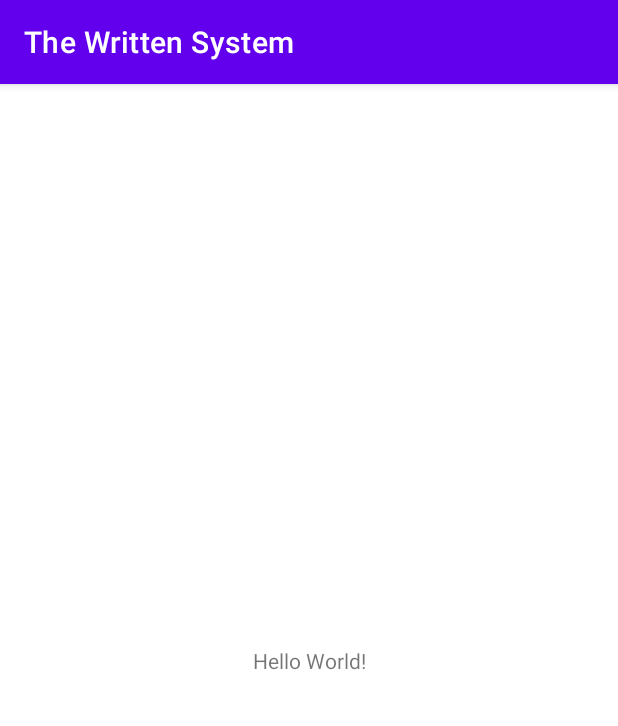
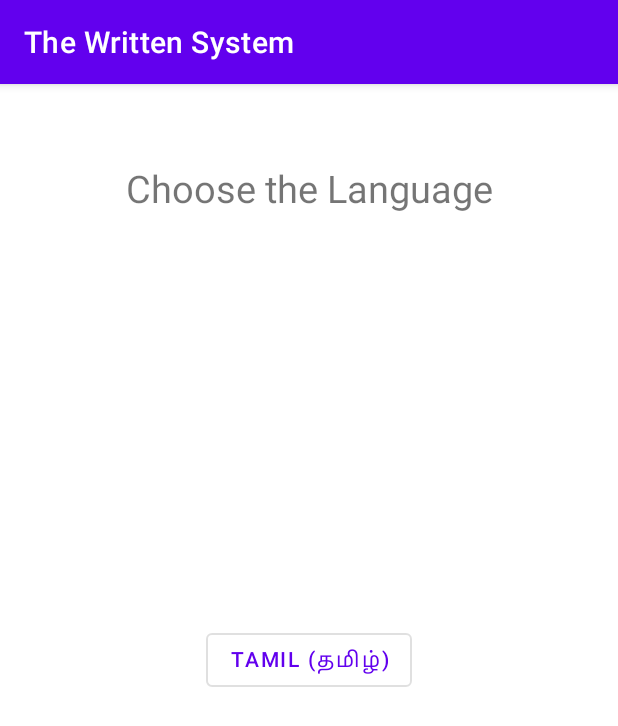
Before and after one commit to ArunJatesh/TheWrittenSystem, an Android app: the screen it shows after launch (MainActivity), on a phone screen of 412 x 824 dp. Shown: the top 726 px of the screen. Run offline under Robolectric (Android 15) with nearby library versions, the phone set to English and light mode, and no system bars; 1 statement that could not run was skipped.

Commit message:
Basic Navigation Added

```diff
--- /dev/null
+++ b/app/src/main/java/com/example/thewrittensystem/select_language.java
@@ -0,0 +1,49 @@
+package com.example.thewrittensystem;
+
+import android.os.Bundle;
+
+import androidx.annotation.NonNull;
+import androidx.annotation.Nullable;
+import androidx.fragment.app.Fragment;
+import androidx.navigation.NavController;
+import androidx.navigation.Navigation;
+
+import android.view.LayoutInflater;
+import android.view.View;
+import android.view.ViewGroup;
+import android.widget.Button;
+
+
+public class select_language extends Fragment {
+
+    @Override
+    public void onCreate(Bundle savedInstanceState) {
+        super.onCreate(savedInstanceState);
+
+    }
+
+    @Override
+    public View onCreateView(LayoutInflater inflater, ViewGroup container,
+                             Bundle savedInstanceState) {
+        // Inflate the layout for this fragment
+        return inflater.inflate(R.layout.fragment_select_language, container, false);
+    }
+
+    @Override
+    public void onViewCreated(@NonNull View view, @Nullable Bundle savedInstanceState) {
+        super.onViewCreated(view, savedInstanceState);
+
+        final NavController navController = Navigation.findNavController(getActivity(), R.id.nav_host_fragment);
+
+        Button tamil = view.findViewById(R.id.tamil);
+
+        tamil.setOnClickListener(new View.OnClickListener() {
+            @Override
+            public void onClick(View v) {
+                navController.navigate(R.id.action_select_language_to_tamil_collection);
+            }
+        });
+
+    }
+
+}
--- a/app/src/main/res/layout/activity_main.xml
+++ b/app/src/main/res/layout/activity_main.xml
@@ -6,13 +6,13 @@
     android:layout_height="match_parent"
     tools:context=".MainActivity">
 
-    <TextView
-        android:layout_width="wrap_content"
-        android:layout_height="wrap_content"
-        android:text="Hello World!"
-        app:layout_constraintBottom_toBottomOf="parent"
-        app:layout_constraintLeft_toLeftOf="parent"
-        app:layout_constraintRight_toRightOf="parent"
-        app:layout_constraintTop_toTopOf="parent" />
+    <fragment
+        android:id="@+id/nav_host_fragment"
+        android:name="androidx.navigation.fragment.NavHostFragment"
+        android:layout_width="match_parent"
+        android:layout_height="match_parent"
+        app:defaultNavHost="true"
+        app:navGraph="@navigation/nav_graph" />
+
 
 </androidx.constraintlayout.widget.ConstraintLayout>
--- /dev/null
+++ b/app/src/main/res/layout/fragment_select_language.xml
@@ -0,0 +1,32 @@
+<?xml version="1.0" encoding="utf-8"?>
+<androidx.constraintlayout.widget.ConstraintLayout xmlns:android="http://schemas.android.com/apk/res/android"
+    xmlns:tools="http://schemas.android.com/tools"
+    android:layout_width="match_parent"
+    android:layout_height="match_parent"
+    xmlns:app="http://schemas.android.com/apk/res-auto"
+    tools:context=".select_language">
+
+    <!-- TODO: Update blank fragment layout -->
+
+    <TextView
+        android:layout_width="wrap_content"
+        android:layout_height="wrap_content"
+        android:layout_marginTop="52dp"
+        android:text="Choose the Language"
+        android:textSize="25sp"
+        app:layout_constraintEnd_toEndOf="parent"
+        app:layout_constraintStart_toStartOf="parent"
+        app:layout_constraintTop_toTopOf="parent" />
+
+    <Button
+        android:id="@+id/tamil"
+        android:layout_width="wrap_content"
+        android:layout_height="wrap_content"
+        android:text="Tamil (தமிழ்)"
+        style="@style/Widget.MaterialComponents.Button.OutlinedButton"
+        app:layout_constraintBottom_toBottomOf="parent"
+        app:layout_constraintEnd_toEndOf="parent"
+        app:layout_constraintStart_toStartOf="parent"
+        app:layout_constraintTop_toTopOf="parent" />
+
+</androidx.constraintlayout.widget.ConstraintLayout>
--- /dev/null
+++ b/app/src/main/res/navigation/nav_graph.xml
@@ -0,0 +1,40 @@
+<?xml version="1.0" encoding="utf-8"?>
+<navigation xmlns:android="http://schemas.android.com/apk/res/android"
+    xmlns:app="http://schemas.android.com/apk/res-auto"
+    xmlns:tools="http://schemas.android.com/tools"
+    android:id="@+id/nav_graph"
+    app:startDestination="@id/select_language">
+
+    <fragment
+        android:id="@+id/select_language"
+        android:name="com.example.thewrittensystem.select_language"
+        android:label="fragment_select_language"
+        tools:layout="@layout/fragment_select_language" >
+        <action
+            android:id="@+id/action_select_language_to_tamil_collection"
+            app:destination="@id/tamil_collection" />
+    </fragment>
+    <fragment
+        android:id="@+id/tamil_collection"
+        android:name="com.example.thewrittensystem.tamil_collection"
+        android:label="fragment_tamil_collection"
+        tools:layout="@layout/fragment_tamil_collection" >
+        <action
+            android:id="@+id/action_tamil_collection_to_grid"
+            app:destination="@id/grid" />
+    </fragment>
+    <fragment
+        android:id="@+id/grid"
+        android:name="com.example.thewrittensystem.grid"
+        android:label="fragment_grid"
+        tools:layout="@layout/fragment_grid" >
+        <action
+            android:id="@+id/action_grid_to_canvas"
+            app:destination="@id/canvas" />
+    </fragment>
+    <fragment
+        android:id="@+id/canvas"
+        android:name="com.example.thewrittensystem.canvas"
+        android:label="fragment_canvas"
+        tools:layout="@layout/fragment_canvas" />
+</navigation>
--- a/app/src/main/res/values/strings.xml
+++ b/app/src/main/res/values/strings.xml
@@ -1,3 +1,5 @@
 <resources>
     <string name="app_name">The Written System</string>
+    <!-- TODO: Remove or change this placeholder text -->
+    <string name="hello_blank_fragment">Hello blank fragment</string>
 </resources>
```
Also changed, not shown: app/build.gradle (+20 -1 lines), app/src/main/java/com/example/thewrittensystem/MainActivity.java (+14 -0 lines), app/src/main/java/com/example/thewrittensystem/canvas.java (added, +24 -0 lines), app/src/main/java/com/example/thewrittensystem/grid.java (added, +47 -0 lines), app/src/main/java/com/example/thewrittensystem/tamil_collection.java (added, +76 -0 lines), app/src/main/res/layout/fragment_canvas.xml (added, +15 -0 lines), app/src/main/res/layout/fragment_grid.xml (added, +34 -0 lines), app/src/main/res/layout/fragment_tamil_collection.xml (added, +62 -0 lines), app/src/main/res/font/coiny_regular.ttf (added), app/src/main/res/font/kavivanar_regular.ttf (added), app/src/main/res/font/mukta_malar_regular.ttf (added).
